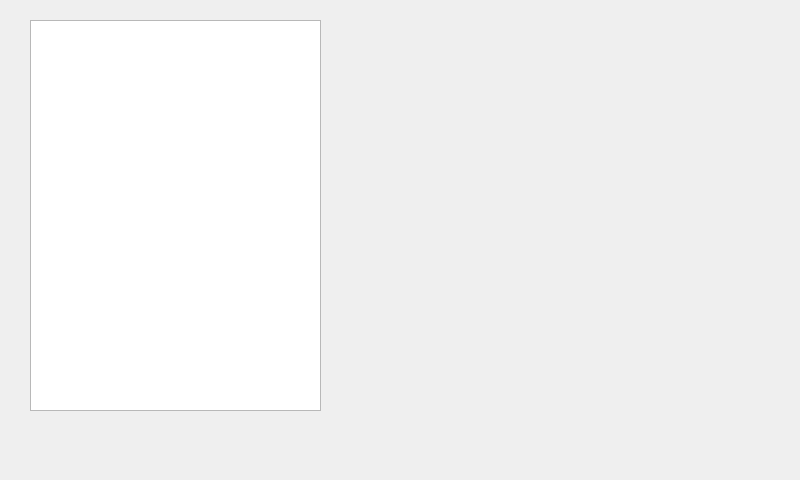
Qt form win/com_to_web/com_to_web/com_to_web.ui (gribikc/arduserv) before a commit.
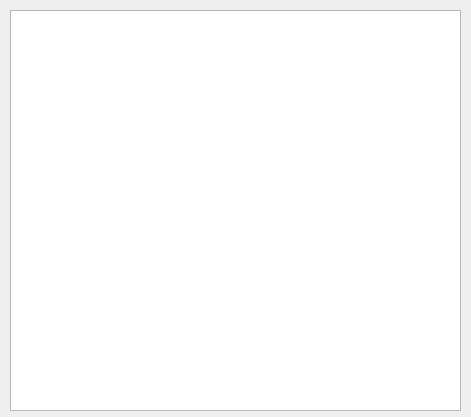
The same form after that commit.

The edit to the form file:
```diff
--- a/win/com_to_web/com_to_web/com_to_web.ui
+++ b/win/com_to_web/com_to_web/com_to_web.ui
@@ -6,8 +6,8 @@
    <rect>
     <x>0</x>
     <y>0</y>
-    <width>800</width>
-    <height>480</height>
+    <width>471</width>
+    <height>417</height>
    </rect>
   </property>
   <property name="windowTitle">
@@ -17,10 +17,10 @@
    <widget class="QTextEdit" name="textEdit">
     <property name="geometry">
      <rect>
-      <x>30</x>
-      <y>20</y>
-      <width>291</width>
-      <height>391</height>
+      <x>10</x>
+      <y>10</y>
+      <width>451</width>
+      <height>401</height>
      </rect>
     </property>
    </widget>
```
